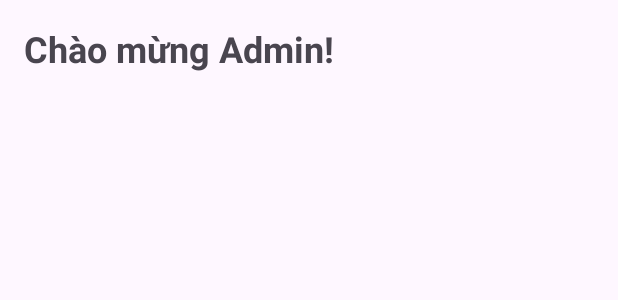
After one commit to TuyetAnh0101/CNPM, an Android app: the layout activity_admin.xml on its own in the app's theme, with its tools: preview values and no code run, on a phone screen of 412 x 824 dp. The commit adds this screen. Shown: the top 300 px of the screen. Run offline under Robolectric (Android 15) with nearby library versions, the phone set to English and light mode, and no system bars.

Commit message:
Mô tả thay đổi

```diff
--- /dev/null
+++ b/app/src/main/res/layout/activity_admin.xml
@@ -0,0 +1,20 @@
+<?xml version="1.0" encoding="utf-8"?>
+<LinearLayout xmlns:android="http://schemas.android.com/apk/res/android"
+    android:layout_width="match_parent"
+    android:layout_height="match_parent"
+    android:orientation="vertical"
+    android:id="@+id/admin"
+    android:padding="16dp">
+
+
+    <TextView
+        android:id="@+id/tvAdminWelcome"
+        android:layout_width="wrap_content"
+        android:layout_height="wrap_content"
+        android:text="Chào mừng Admin!"
+        android:textSize="24sp"
+        android:textStyle="bold" />
+
+    <!-- Thêm các nút, danh sách, hoặc chức năng quản lý tại đây -->
+
+</LinearLayout>
```
Also changed, not shown: app/src/main/AndroidManifest.xml (+4 -3 lines), app/src/main/java/com/example/restudy/AdminActivity.java (added, +26 -0 lines), app/src/main/java/com/example/restudy/Fragment/CaNhanFragment.java (+16 -7 lines), app/src/main/java/com/example/restudy/database/UserDatabaseHelper.java (+37 -2 lines), app/src/main/java/com/example/restudy/ui/DangNhap.java (+26 -10 lines), app/src/main/res/layout/fragment_ca_nhan.xml (+11 -0 lines).
